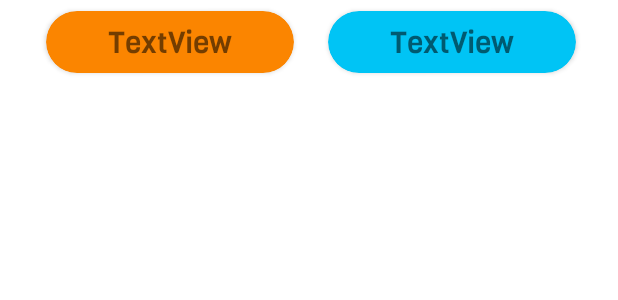
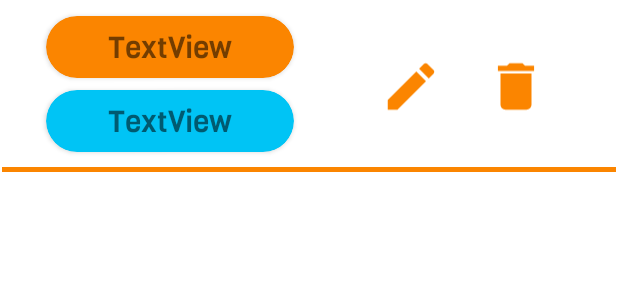
Before and after one commit to Andresdavidala/Proyecto, an Android app: the layout wordslistrecyclerview.xml on its own in the app's theme, with its tools: preview values and no code run, on a phone screen of 412 x 824 dp. Shown: the top 300 px of the screen. Run offline under Robolectric (Android 15) with nearby library versions, the phone set to English and light mode, and no system bars; network calls fail.

Commit message:
Update Delete RV

```diff
--- a/app/src/main/AndroidManifest.xml
+++ b/app/src/main/AndroidManifest.xml
@@ -16,7 +16,9 @@
 
         <activity
             android:name=".MainActivity"
+            android:screenOrientation="portrait"
             android:exported="true">
+
             <intent-filter>
                 <action android:name="android.intent.action.MAIN" />
 
--- /dev/null
+++ b/app/src/main/res/drawable/deletebtn.xml
@@ -0,0 +1,5 @@
+<vector android:height="24dp" android:tint="#FB8500"
+    android:viewportHeight="24" android:viewportWidth="24"
+    android:width="24dp" xmlns:android="http://schemas.android.com/apk/res/android">
+    <path android:fillColor="@android:color/white" android:pathData="M6,19c0,1.1 0.9,2 2,2h8c1.1,0 2,-0.9 2,-2V7H6v12zM19,4h-3.5l-1,-1h-5l-1,1H5v2h14V4z"/>
+</vector>
--- /dev/null
+++ b/app/src/main/res/drawable/ic_baseline_edit_24.xml
@@ -0,0 +1,5 @@
+<vector android:height="24dp" android:tint="#FB8500"
+    android:viewportHeight="24" android:viewportWidth="24"
+    android:width="24dp" xmlns:android="http://schemas.android.com/apk/res/android">
+    <path android:fillColor="@android:color/white" android:pathData="M3,17.25V21h3.75L17.81,9.94l-3.75,-3.75L3,17.25zM20.71,7.04c0.39,-0.39 0.39,-1.02 0,-1.41l-2.34,-2.34c-0.39,-0.39 -1.02,-0.39 -1.41,0l-1.83,1.83 3.75,3.75 1.83,-1.83z"/>
+</vector>
--- a/app/src/main/res/layout/fragment_list_words.xml
+++ b/app/src/main/res/layout/fragment_list_words.xml
@@ -23,7 +23,7 @@
     <androidx.recyclerview.widget.RecyclerView
         android:id="@+id/rvDataList"
         android:layout_width="414dp"
-        android:layout_height="324dp"
+        android:layout_height="328dp"
         app:layout_constraintBottom_toBottomOf="parent"
         app:layout_constraintEnd_toEndOf="parent"
         app:layout_constraintHorizontal_bias="0.0"
--- a/app/src/main/res/layout/wordslistrecyclerview.xml
+++ b/app/src/main/res/layout/wordslistrecyclerview.xml
@@ -47,9 +47,9 @@
         app:cardCornerRadius="25dp"
         app:layout_constraintBottom_toBottomOf="parent"
         app:layout_constraintEnd_toEndOf="parent"
-        app:layout_constraintHorizontal_bias="0.91"
+        app:layout_constraintHorizontal_bias="0.1"
         app:layout_constraintStart_toStartOf="parent"
-        app:layout_constraintTop_toTopOf="parent"
+        app:layout_constraintTop_toBottomOf="@+id/cardView2"
         app:layout_constraintVertical_bias="0.057">
 
         <androidx.constraintlayout.widget.ConstraintLayout
@@ -69,4 +69,43 @@
                 app:layout_constraintTop_toTopOf="parent" />
         </androidx.constraintlayout.widget.ConstraintLayout>
     </androidx.cardview.widget.CardView>
+
+    <View
+        android:id="@+id/divider"
+        android:layout_width="409dp"
+        android:layout_height="3dp"
+        android:layout_marginTop="10dp"
+        android:background="@color/textfieldMost"
+        android:backgroundTint="@color/textfieldMost"
+        app:layout_constraintBottom_toBottomOf="parent"
+        app:layout_constraintEnd_toEndOf="parent"
+        app:layout_constraintHorizontal_bias="0.5"
+        app:layout_constraintStart_toStartOf="parent"
+        app:layout_constraintTop_toBottomOf="@+id/cardView3"
+        app:layout_constraintVertical_bias="0.5" />
+
+    <ImageView
+        android:id="@+id/btnDelete"
+        android:layout_width="41dp"
+        android:layout_height="43dp"
+        app:layout_constraintBottom_toBottomOf="parent"
+        app:layout_constraintEnd_toEndOf="parent"
+        app:layout_constraintHorizontal_bias="0.381"
+        app:layout_constraintStart_toEndOf="@+id/btnEdit"
+        app:layout_constraintTop_toTopOf="parent"
+        app:layout_constraintVertical_bias="0.506"
+        app:srcCompat="@drawable/deletebtn" />
+
+    <ImageView
+        android:id="@+id/btnEdit"
+        android:layout_width="41dp"
+        android:layout_height="43dp"
+        android:layout_marginEnd="112dp"
+        app:layout_constraintBottom_toBottomOf="parent"
+        app:layout_constraintEnd_toEndOf="parent"
+        app:layout_constraintHorizontal_bias="0.92"
+        app:layout_constraintStart_toEndOf="@+id/cardView2"
+        app:layout_constraintTop_toTopOf="parent"
+        app:layout_constraintVertical_bias="0.506"
+        app:srcCompat="@drawable/ic_baseline_edit_24" />
 </androidx.constraintlayout.widget.ConstraintLayout>
```
Also changed, not shown: app/src/main/java/com/example/proyecto/Recycler/Customer/CustomerAdapter.kt (+16 -4 lines), app/src/main/java/com/example/proyecto/listWords.kt (+31 -2 lines).
